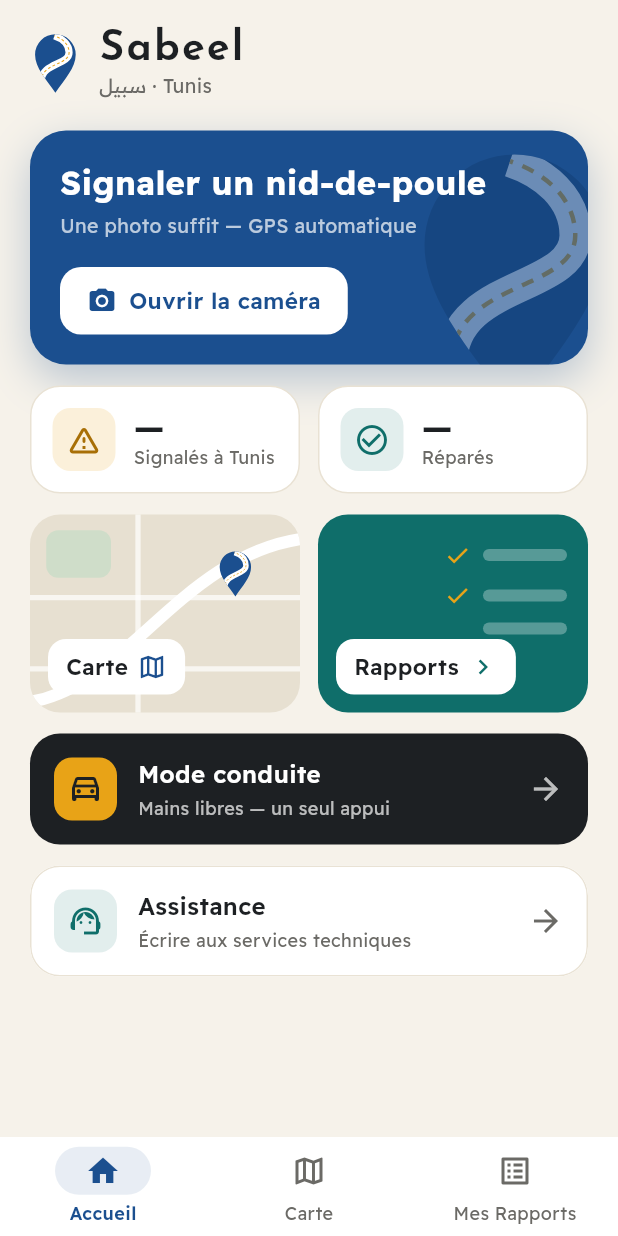
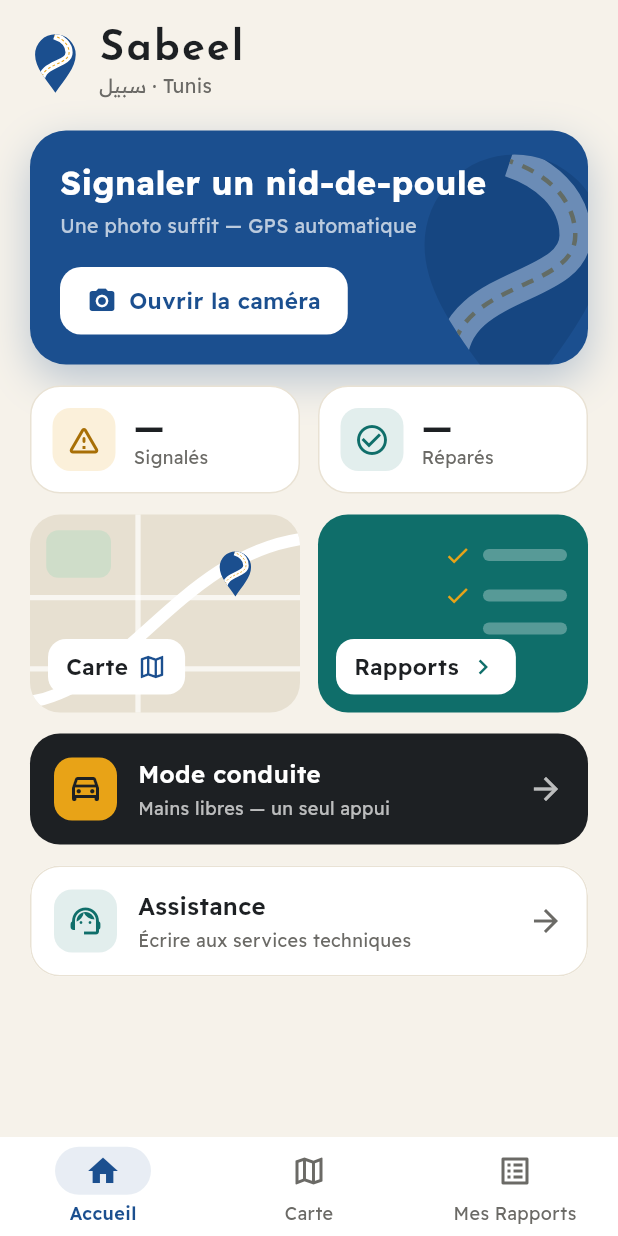
Before and after one commit to AymenJeddou/Sabeel, a Flutter app: the screen it shows after launch, on a phone screen of 412 x 824 dp. Run offline on Flutter 3.47's test engine with Material 3 defaults, Android fonts, the phone set to English and light mode, and no system bars; our stand-ins replace camera, flutter_compass, flutter_map, geolocator, latlong2, shared_preferences; network calls fail.

Commit message:
Mobile: shorter home stat label for narrow screens

```diff
--- a/mobile/lib/screens/home_screen.dart
+++ b/mobile/lib/screens/home_screen.dart
@@ -58,7 +58,7 @@ class HomeScreen extends StatelessWidget {
                       Expanded(
                         child: _StatCard(
                           value: stat('potholes_total'),
-                          label: 'Signalés à Tunis',
+                          label: 'Signalés',
                           icon: Icons.warning_amber_rounded,
                           accent: const Color(0xFFA86F06),
                           tint: sabeelAmber.withValues(alpha: 0.16),
```
